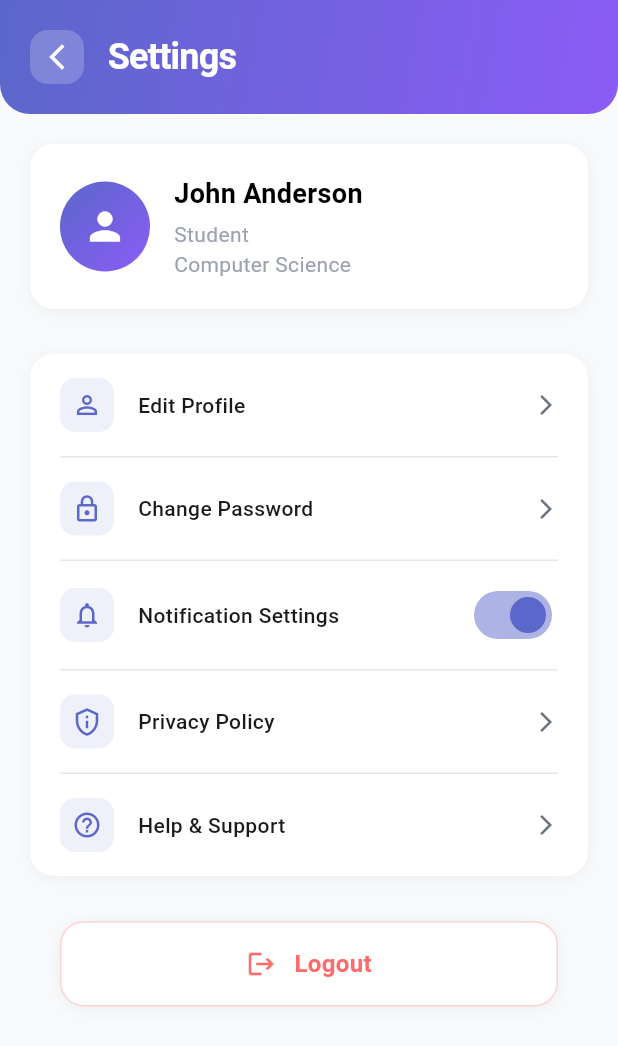
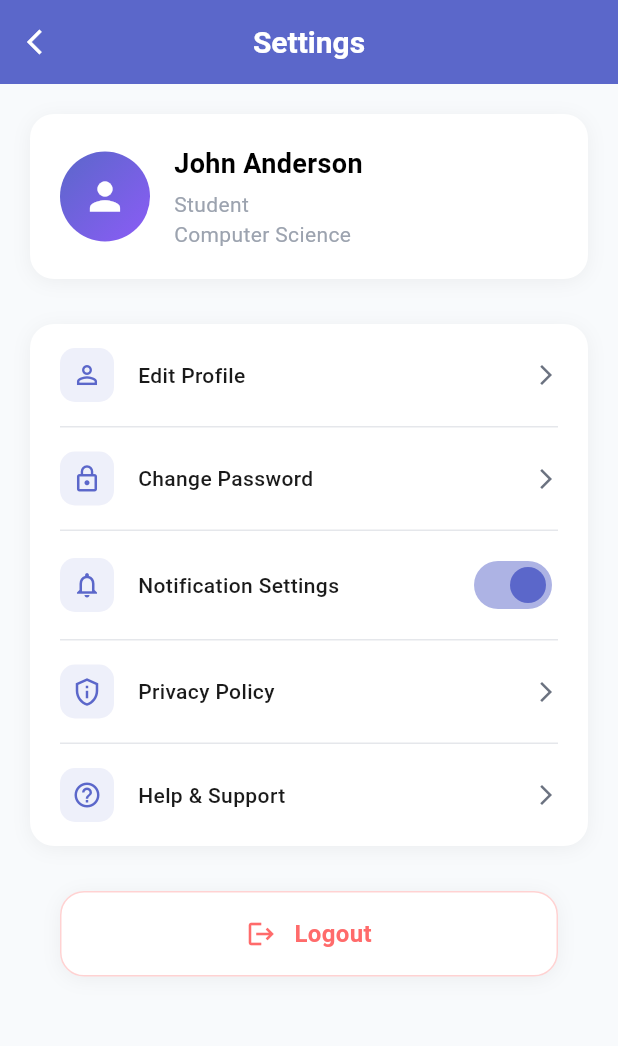
Before and after one commit to akashvadh12/Digi-Slip, a Flutter app: the SettingsScreen screen opened directly, on a phone screen of 412 x 824 dp. Shown: the top 1046 px of the screen. Run offline on Flutter 3.47's test engine with Material 3 defaults, Android fonts, the phone set to English and light mode, and no system bars; our stand-ins replace cloud_firestore, file_picker, firebase_auth, firebase_core, firebase_storage, get and 1 more; accounts and stored records are empty; network calls fail.

Commit message:
feat: Add DigiSlips logo and update UI components in login, profile, and settings screens

```diff
--- a/lib/app/modules/dashboard/dashboard.dart
+++ b/lib/app/modules/dashboard/dashboard.dart
@@ -257,7 +257,7 @@ class HomeView extends GetView<HomeController> {
                         children: [
                           _buildEnhancedActionCard(
                             icon: Icons.add_circle_outline,
-                            title: 'Apply for Leave',
+                            title: 'Apply Leave',
                             subtitle: 'Request new leave',
                             gradient: [Colors.blue[400]!, Colors.blue[600]!],
                             onTap: controller.onApplyForLeave,
@@ -379,7 +379,7 @@ class HomeView extends GetView<HomeController> {
               ),
               child: Icon(icon, size: 28, color: Colors.white),
             ),
-            const SizedBox(height: 16),
+            const SizedBox(height: 12),
             Text(
               title,
               style: const TextStyle(
--- a/lib/app/modules/setting/setting.dart
+++ b/lib/app/modules/setting/setting.dart
@@ -1,12 +1,8 @@
-import 'dart:ui';
-
 import 'package:digislips/app/core/theme/app_colors.dart';
 import 'package:digislips/app/core/theme/app_text_styles.dart';
 import 'package:digislips/app/modules/setting/setting_controller.dart';
 import 'package:flutter/material.dart';
 import 'package:get/get.dart';
-import 'package:get/get_core/src/get_main.dart';
-import 'package:get/get_state_manager/src/rx_flutter/rx_obx_widget.dart';
 
 class SettingsScreen extends StatelessWidget {
   final SettingsController controller = Get.put(SettingsController());
@@ -17,15 +13,8 @@ class SettingsScreen extends StatelessWidget {
   Widget build(BuildContext context) {
     return Scaffold(
       backgroundColor: AppColors.background,
-      body: SafeArea(
-        child: Column(
-          children: [
-            // Custom App Bar
-            _buildAppBar(),
-
-            // Settings Content
-            Expanded(
-              child: SingleChildScrollView(
+      appBar: _buildAppBar(),
+      body: SingleChildScrollView(
         padding: const EdgeInsets.symmetric(horizontal: 20),
         child: Column(
           children: [
@@ -48,53 +37,24 @@ class SettingsScreen extends StatelessWidget {
           ],
         ),
       ),
-            ),
-          ],
-        ),
-      ),
     );
   }
 
-  Widget _buildAppBar() {
-    return Container(
-      decoration: const BoxDecoration(
-        gradient: AppColors.primaryGradient,
-        borderRadius: BorderRadius.only(
-          bottomLeft: Radius.circular(20),
-          bottomRight: Radius.circular(20),
+  PreferredSizeWidget _buildAppBar() {
+    return AppBar(
+      elevation: 0,
+      backgroundColor: AppColors.primary,
+      title: Text(
+        'Settings',
+        style: AppTextStyles.welcomeTitle.copyWith(
+          fontSize: 20,
+          fontWeight: FontWeight.w600,
         ),
       ),
-      child: Padding(
-        padding: const EdgeInsets.all(20),
-        child: Row(
-          children: [
-            GestureDetector(
-              onTap: () => Get.back(),
-              child: Container(
-                padding: const EdgeInsets.all(8),
-                decoration: BoxDecoration(
-                  color: Colors.white.withOpacity(0.2),
-                  borderRadius: BorderRadius.circular(12),
-                ),
-                child: const Icon(
-                  Icons.arrow_back_ios_new,
-                  color: Colors.white,
-                  size: 20,
-                ),
-              ),
-            ),
-            const SizedBox(width: 16),
-            const Text(
-              'Settings',
-              style: TextStyle(
-                fontSize: 24,
-                fontWeight: FontWeight.w600,
-                color: Colors.white,
-                letterSpacing: -0.5,
-              ),
-            ),
-          ],
-        ),
+      centerTitle: true,
+      leading: IconButton(
+        icon: const Icon(Icons.arrow_back_ios, color: Colors.white, size: 20),
+        onPressed: () => Get.back(),
       ),
     );
   }
--- a/lib/main.dart
+++ b/lib/main.dart
@@ -1,12 +1,8 @@
-import 'package:digislips/app/core/theme/app_them.dart';
-import 'package:digislips/app/modules/auth/login/login_page.dart';
 import 'package:digislips/app/routes/app_pages.dart';
-import 'package:digislips/app/shared/widgets/bottomnavigation/bottomnavigation.dart';
 import 'package:digislips/firebase_options.dart';
 import 'package:firebase_core/firebase_core.dart';
 import 'package:flutter/material.dart';
 import 'package:get/get_navigation/src/root/get_material_app.dart';
-import 'package:get/get_navigation/src/routes/get_route.dart';
 import 'package:shared_preferences/shared_preferences.dart';
 
 Future<void> main() async {
--- a/pubspec.yaml
+++ b/pubspec.yaml
@@ -57,6 +57,7 @@ dev_dependencies:
   # package. See that file for information about deactivating specific lint
   # rules and activating additional ones.
   flutter_lints: ^5.0.0
+  change_app_package_name: ^1.5.0
 
 # For information on the generic Dart part of this file, see the
 # following page: https://dart.dev/tools/pub/pubspec
@@ -69,7 +70,8 @@ flutter:
   uses-material-design: true
 
   # To add assets to your application, add an assets section, like this:
-  # assets:
+  assets:
+    - assets/logo/DigiSlips.png
   #   - images/a_dot_burr.jpeg
   #   - images/a_dot_ham.jpeg
 
```
Also changed, not shown: lib/app/modules/auth/login/login_page.dart (+3 -4 lines), lib/app/modules/profile/Profile_screen.dart (+21 -62 lines), assets/logo/DigiSlips.png (added). Lines whose indentation alone changed are shown as unchanged.
